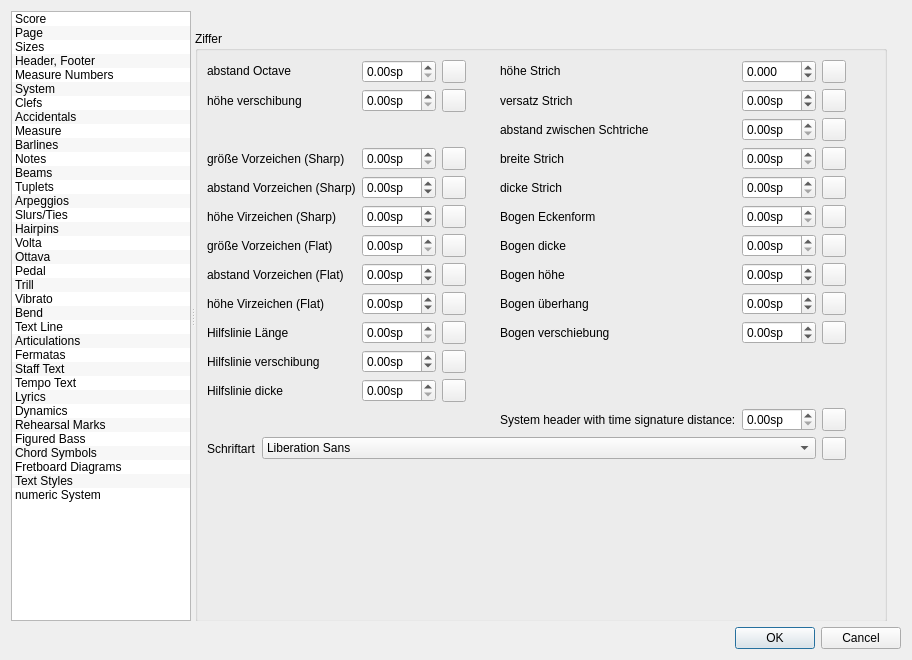
Above: mscore/editstyle.ui from hbb15/MuseScore before the change. Below: the same form after it.
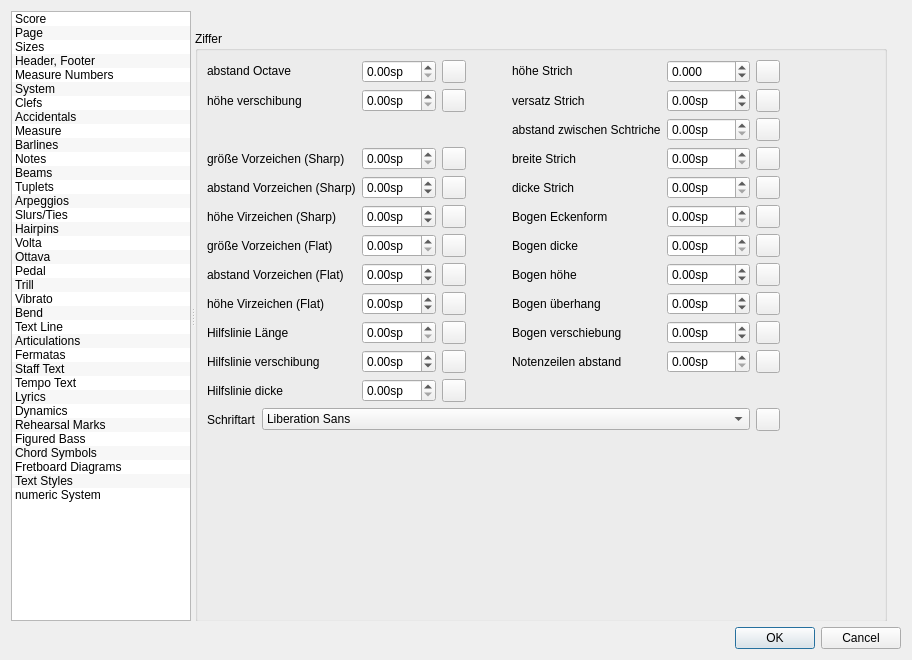
That is the form after the change. Icons and pictures are not drawn. Custom widgets are drawn as their Qt base class.

The edit to the form file:
```diff
--- a/mscore/editstyle.ui
+++ b/mscore/editstyle.ui
@@ -11643,16 +11643,6 @@
              </property>
             </widget>
            </item>
-           <item row="18" column="4">
-            <widget class="QLabel" name="label_213">
-             <property name="text">
-              <string>System header with time signature distance:</string>
-             </property>
-             <property name="buddy">
-              <cstring>systemHeaderTimeSigDistance</cstring>
-             </property>
-            </widget>
-           </item>
            <item row="4" column="4">
             <widget class="QLabel" name="label_217">
              <property name="text">
@@ -11772,16 +11762,6 @@
              </property>
             </widget>
            </item>
-           <item row="18" column="5">
-            <widget class="QDoubleSpinBox" name="systemHeaderTimeSigDistance_2">
-             <property name="suffix">
-              <string extracomment="spatium unit">sp</string>
-             </property>
-             <property name="singleStep">
-              <double>0.100000000000000</double>
-             </property>
-            </widget>
-           </item>
            <item row="3" column="4">
             <widget class="QLabel" name="label_216">
              <property name="text">
@@ -11978,23 +11958,6 @@
              </property>
             </widget>
            </item>
-           <item row="18" column="6">
-            <widget class="QToolButton" name="resetSystemHeaderTimeSigDistance_2">
-             <property name="toolTip">
-              <string>Reset to default</string>
-             </property>
-             <property name="accessibleName">
-              <string>Reset 'System header to time signature distance' value</string>
-             </property>
-             <property name="text">
-              <string notr="true"/>
-             </property>
-             <property name="icon">
-              <iconset resource="musescore.qrc">
-               <normaloff>:/data/icons/edit-reset.svg</normaloff>:/data/icons/edit-reset.svg</iconset>
-             </property>
-            </widget>
-           </item>
            <item row="2" column="6">
             <widget class="QToolButton" name="resetNumericDistanceBetweenLines">
              <property name="toolTip">
@@ -12151,6 +12114,46 @@
              </property>
             </widget>
            </item>
+           <item row="10" column="4">
+            <widget class="QLabel" name="label_213">
+             <property name="text">
+              <string>Notenzeilen abstand</string>
+             </property>
+             <property name="buddy">
+              <cstring>systemHeaderTimeSigDistance</cstring>
+             </property>
+            </widget>
+           </item>
+           <item row="10" column="5">
+            <widget class="QDoubleSpinBox" name="numericStaffDistans">
+             <property name="suffix">
+              <string extracomment="spatium unit">sp</string>
+             </property>
+             <property name="maximum">
+              <double>1000.000000000000000</double>
+             </property>
+             <property name="singleStep">
+              <double>0.100000000000000</double>
+             </property>
+            </widget>
+           </item>
+           <item row="10" column="6">
+            <widget class="QToolButton" name="resetNumericStaffDistans">
+             <property name="toolTip">
+              <string>Reset to default</string>
+             </property>
+             <property name="accessibleName">
+              <string>Reset 'System header to time signature distance' value</string>
+             </property>
+             <property name="text">
+              <string notr="true"/>
+             </property>
+             <property name="icon">
+              <iconset resource="musescore.qrc">
+               <normaloff>:/data/icons/edit-reset.svg</normaloff>:/data/icons/edit-reset.svg</iconset>
+             </property>
+            </widget>
+           </item>
           </layout>
          </item>
         </layout>
```
